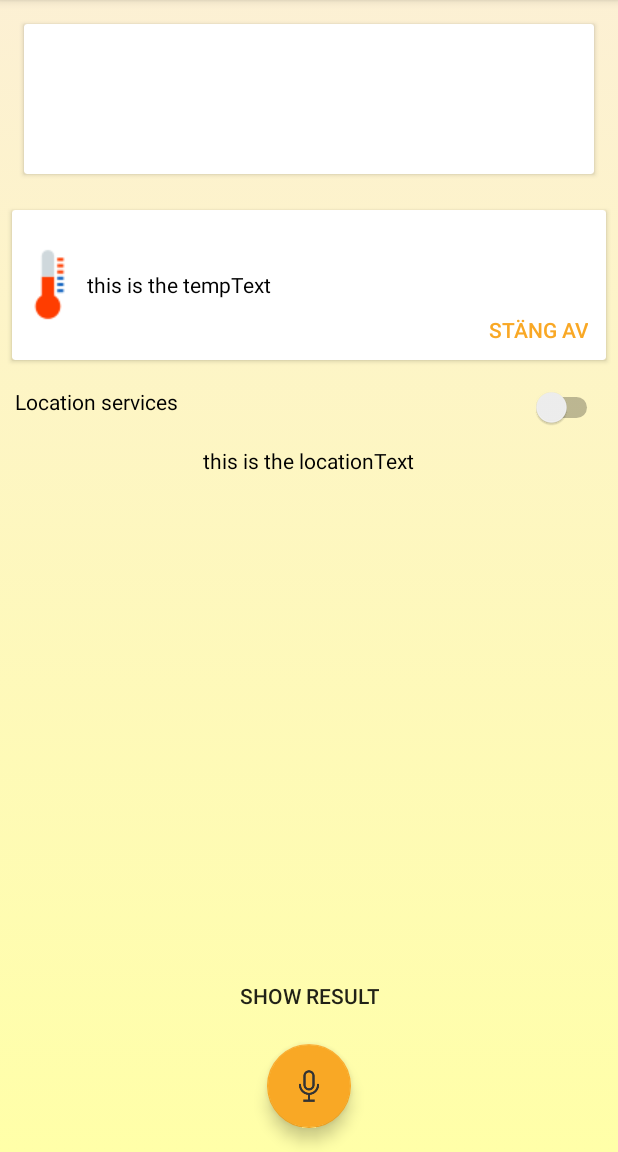
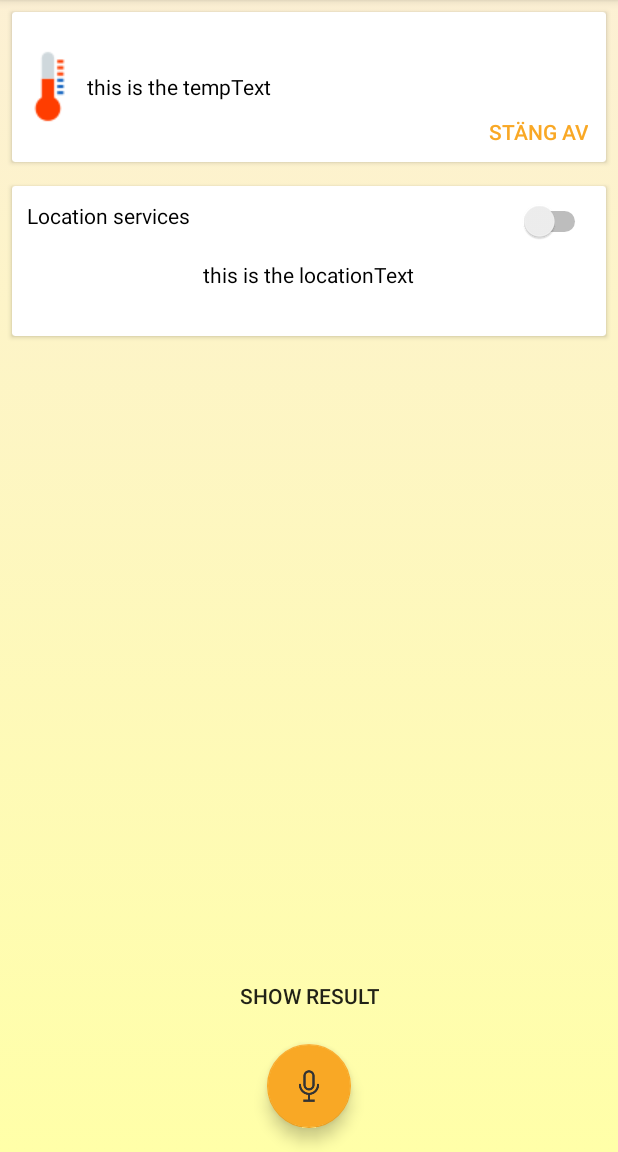
Before and after one commit to loafalkman/MasterMcVoiceIt, an Android app: the screen it shows after launch (MainActivity), after a tap on "SHOW RESULT", on a phone screen of 412 x 824 dp, the part 84-1236 px from its top. Run offline under Robolectric (Android 15) with nearby library versions, the phone set to English and light mode, and no system bars.

Commit message:
the list looks about right now

```diff
--- a/app/src/main/res/layout/activity_main.xml
+++ b/app/src/main/res/layout/activity_main.xml
@@ -17,23 +17,23 @@
         android:title="@string/app_name"
         app:popupTheme="@style/ThemeOverlay.AppCompat.Light" />
 
-    <android.support.v7.widget.CardView
-        android:id="@+id/framelayout_main_locationservice"
-        android:layout_width="match_parent"
-        android:layout_height="100dp"
-        android:layout_margin="16dp" >
-    </android.support.v7.widget.CardView>
-
-
-    <android.support.v7.widget.RecyclerView
-        android:id="@+id/recyclerview_main_cardholder"
-        android:layout_width="match_parent"
-        android:layout_height="195dp" />
-
     <android.support.constraint.ConstraintLayout
         android:layout_width="match_parent"
         android:layout_height="match_parent"
         android:id="@+id/relativeLayout">
+
+        <android.support.v7.widget.RecyclerView
+            android:id="@+id/recyclerview_main_cardholder"
+            android:layout_width="match_parent"
+            android:layout_height="match_parent"
+            android:layout_marginBottom="0dp"
+            android:layout_marginEnd="0dp"
+            android:layout_marginStart="0dp"
+            android:layout_marginTop="0dp"
+            app:layout_constraintBottom_toBottomOf="parent"
+            app:layout_constraintEnd_toEndOf="parent"
+            app:layout_constraintStart_toStartOf="parent"
+            app:layout_constraintTop_toTopOf="parent" />
 
         <Button
             android:id="@+id/main_show_result"
--- a/app/src/main/res/layout/container_location_services.xml
+++ b/app/src/main/res/layout/container_location_services.xml
@@ -1,9 +1,16 @@
 <?xml version="1.0" encoding="utf-8"?>
+
+<android.support.v7.widget.CardView xmlns:android="http://schemas.android.com/apk/res/android"
+    android:layout_width="match_parent"
+    android:layout_height="100dp"
+    android:layout_margin="8dp">
+
     <RelativeLayout xmlns:android="http://schemas.android.com/apk/res/android"
         android:id="@+id/locations_relative_layout"
         android:layout_width="wrap_content"
         android:layout_height="match_parent"
-    android:padding="10dp" >
+        android:padding="10dp">
+
 
         <TextView
             android:id="@+id/textview_switch_label"
@@ -11,25 +18,23 @@
             android:layout_height="wrap_content"
             android:layout_alignParentStart="true"
             android:text="Location services"
-        android:textColor="@android:color/black"
-        />
+            android:textColor="@android:color/black" />
 
         <Switch
             android:id="@+id/location_switch"
             android:layout_width="wrap_content"
             android:layout_height="wrap_content"
-        android:layout_alignParentEnd="true"
-        />
+            android:layout_alignParentEnd="true" />
 
         <TextView
             android:id="@+id/textview_locations_description"
             android:layout_width="wrap_content"
             android:layout_height="wrap_content"
+            android:layout_below="@id/textview_switch_label"
+            android:layout_centerHorizontal="true"
+            android:layout_margin="20dp"
             android:text="[ GOOGLE PLACE PICKER COMING UP ]"
-        android:textColor="@android:color/black"
-        android:layout_below="@id/textview_switch_label"
-        android:layout_margin="20dp"
-        android:layout_centerHorizontal="true" />
-
+            android:textColor="@android:color/black" />
 
     </RelativeLayout>
+</android.support.v7.widget.CardView>
--- a/app/src/main/res/layout/item_commandhistory_temp.xml
+++ b/app/src/main/res/layout/item_commandhistory_temp.xml
@@ -1,6 +1,5 @@
 <?xml version="1.0" encoding="utf-8"?>
 <android.support.v7.widget.CardView xmlns:android="http://schemas.android.com/apk/res/android"
-    android:id="@+id/framelayout_main_locationservice"
     android:layout_width="match_parent"
     android:layout_height="100dp"
     android:layout_margin="8dp">
```
Lines whose indentation alone changed are shown as unchanged.
